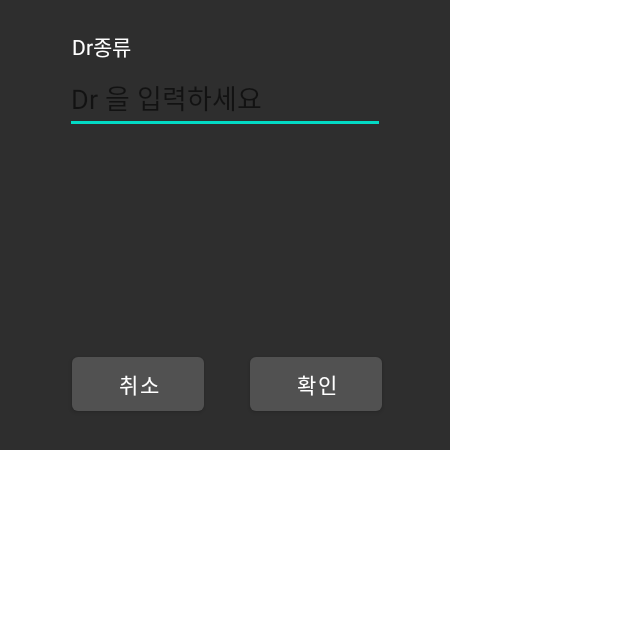
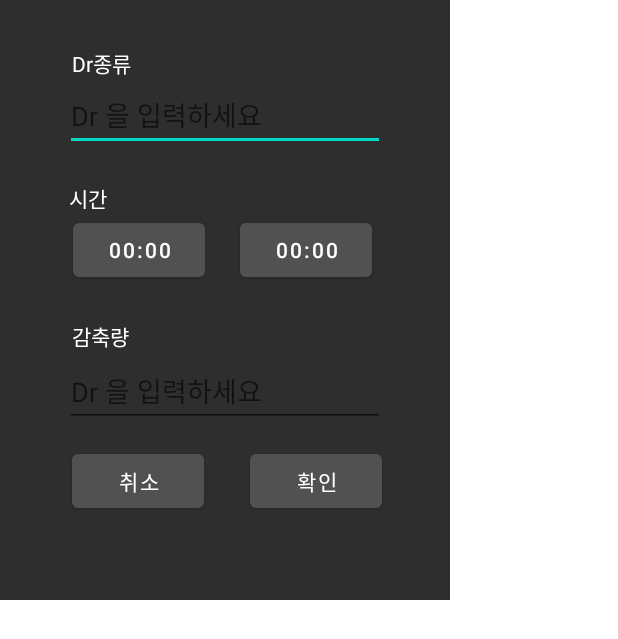
Before and after one commit to capstone-design-team4/Client, an Android app: the layout dialog_setting.xml on its own in the app's theme, with its tools: preview values and no code run, on a phone screen of 412 x 824 dp. Shown: the top 639 px of the screen. Run offline under Robolectric (Android 15) with nearby library versions, the light colour scheme and no system bars.

Commit message:
DRFragment, Dialog 수정

```diff
--- a/app/src/main/res/layout/dialog_setting.xml
+++ b/app/src/main/res/layout/dialog_setting.xml
@@ -3,34 +3,47 @@
     xmlns:app="http://schemas.android.com/apk/res-auto"
     xmlns:tools="http://schemas.android.com/tools"
     android:layout_width="300dp"
-    android:layout_height="300dp"
+    android:layout_height="400dp"
     android:background="#2E2E2E">
 
     <Button
-        android:id="@+id/check"
+        android:id="@+id/input_times2"
         android:layout_width="wrap_content"
         android:layout_height="wrap_content"
-        android:text="확인"
+        android:text="00:00"
         app:backgroundTint="#515151"
         app:layout_constraintBottom_toBottomOf="parent"
         app:layout_constraintEnd_toEndOf="parent"
-        app:layout_constraintHorizontal_bias="0.787"
+        app:layout_constraintHorizontal_bias="0.306"
+        app:layout_constraintStart_toEndOf="@+id/input_times1"
+        app:layout_constraintTop_toBottomOf="@+id/input_drname"
+        app:layout_constraintVertical_bias="0.167" />
+
+    <TextView
+        android:id="@+id/times"
+        android:layout_width="wrap_content"
+        android:layout_height="wrap_content"
+        android:text="시간"
+        android:textColor="#FFFFFF"
+        app:layout_constraintBottom_toTopOf="@+id/input_times1"
+        app:layout_constraintEnd_toEndOf="parent"
+        app:layout_constraintHorizontal_bias="0.167"
+        app:layout_constraintStart_toStartOf="parent"
+        app:layout_constraintTop_toTopOf="parent"
+        app:layout_constraintVertical_bias="1.0" />
+
+    <Button
+        android:id="@+id/input_times1"
+        android:layout_width="wrap_content"
+        android:layout_height="wrap_content"
+        android:text="00:00"
+        app:backgroundTint="#515151"
+        app:layout_constraintBottom_toBottomOf="parent"
+        app:layout_constraintEnd_toEndOf="parent"
+        app:layout_constraintHorizontal_bias="0.231"
         app:layout_constraintStart_toStartOf="parent"
         app:layout_constraintTop_toBottomOf="@+id/input_drname"
-        app:layout_constraintVertical_bias="0.875" />
-
-    <Button
-        android:id="@+id/cancle"
-        android:layout_width="wrap_content"
-        android:layout_height="wrap_content"
-        android:text="취소"
-        app:backgroundTint="#515151"
-        app:layout_constraintBottom_toBottomOf="parent"
-        app:layout_constraintEnd_toStartOf="@+id/check"
-        app:layout_constraintHorizontal_bias="0.607"
-        app:layout_constraintStart_toStartOf="parent"
-        app:layout_constraintTop_toBottomOf="@+id/input_drname"
-        app:layout_constraintVertical_bias="0.875" />
+        app:layout_constraintVertical_bias="0.167" />
 
     <EditText
         android:id="@+id/input_drname"
@@ -46,7 +59,62 @@
         app:layout_constraintEnd_toEndOf="parent"
         app:layout_constraintStart_toStartOf="parent"
         app:layout_constraintTop_toTopOf="parent"
-        app:layout_constraintVertical_bias="0.163" />
+        app:layout_constraintVertical_bias="0.15" />
+
+    <EditText
+        android:id="@+id/input_reductions"
+        android:layout_width="wrap_content"
+        android:layout_height="wrap_content"
+        android:autofillHints=""
+        android:ems="10"
+        android:hint="Dr 을 입력하세요"
+        android:inputType="textPersonName"
+        android:minHeight="48dp"
+        android:textColor="#ACACAC"
+        app:layout_constraintBottom_toBottomOf="parent"
+        app:layout_constraintEnd_toEndOf="parent"
+        app:layout_constraintStart_toStartOf="parent"
+        app:layout_constraintTop_toTopOf="parent"
+        app:layout_constraintVertical_bias="0.673" />
+
+    <Button
+        android:id="@+id/check"
+        android:layout_width="wrap_content"
+        android:layout_height="wrap_content"
+        android:text="확인"
+        app:backgroundTint="#515151"
+        app:layout_constraintBottom_toBottomOf="parent"
+        app:layout_constraintEnd_toEndOf="parent"
+        app:layout_constraintHorizontal_bias="0.787"
+        app:layout_constraintStart_toStartOf="parent"
+        app:layout_constraintTop_toBottomOf="@+id/input_drname"
+        app:layout_constraintVertical_bias="0.78" />
+
+    <Button
+        android:id="@+id/cancle"
+        android:layout_width="wrap_content"
+        android:layout_height="wrap_content"
+        android:text="취소"
+        app:backgroundTint="#515151"
+        app:layout_constraintBottom_toBottomOf="parent"
+        app:layout_constraintEnd_toStartOf="@+id/check"
+        app:layout_constraintHorizontal_bias="0.607"
+        app:layout_constraintStart_toStartOf="parent"
+        app:layout_constraintTop_toBottomOf="@+id/input_drname"
+        app:layout_constraintVertical_bias="0.78" />
+
+    <TextView
+        android:id="@+id/reductions"
+        android:layout_width="wrap_content"
+        android:layout_height="wrap_content"
+        android:text="감축량"
+        android:textColor="#FFFFFF"
+        app:layout_constraintBottom_toTopOf="@+id/input_reductions"
+        app:layout_constraintEnd_toEndOf="parent"
+        app:layout_constraintHorizontal_bias="0.183"
+        app:layout_constraintStart_toStartOf="parent"
+        app:layout_constraintTop_toTopOf="parent"
+        app:layout_constraintVertical_bias="0.99" />
 
     <TextView
         android:id="@+id/drname"
@@ -60,4 +128,5 @@
         app:layout_constraintStart_toStartOf="parent"
         app:layout_constraintTop_toTopOf="parent"
         app:layout_constraintVertical_bias="1.0" />
+
 </androidx.constraintlayout.widget.ConstraintLayout>
--- a/app/src/main/res/values/themes.xml
+++ b/app/src/main/res/values/themes.xml
@@ -12,7 +12,10 @@
         <!-- Status bar color. -->
         <item name="android:statusBarColor" tools:targetApi="l">?attr/colorPrimaryVariant</item>
         <!-- Customize your theme here. -->
+        <!-- 네비게이션 바 -->
         <item name="windowActionBar">false</item>
         <item name="windowNoTitle">true</item>
+        <!-- 타임피커 -->
+        <item name="android:timePickerMode" tools:targetApi="lollipop">spinner</item>
     </style>
 </resources>
```
Also changed, not shown: app/src/main/java/com/capstone/jeonshimclient/DRFragment.kt (+6 -9 lines), app/src/main/java/com/capstone/jeonshimclient/SettingDialog.kt (+38 -4 lines), app/src/main/res/drawable/shape_for_circle_button.xml (added, +9 -0 lines), app/src/main/res/layout/fragment_dr.xml (+56 -19 lines).
